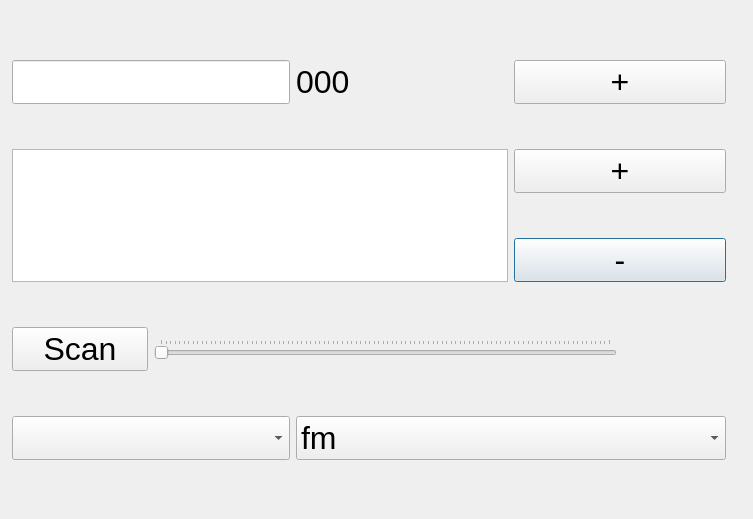
The window that third/justradio/dialog.ui (circinusX1/car_dasboard) describes before a commit, drawn with Qt 5.
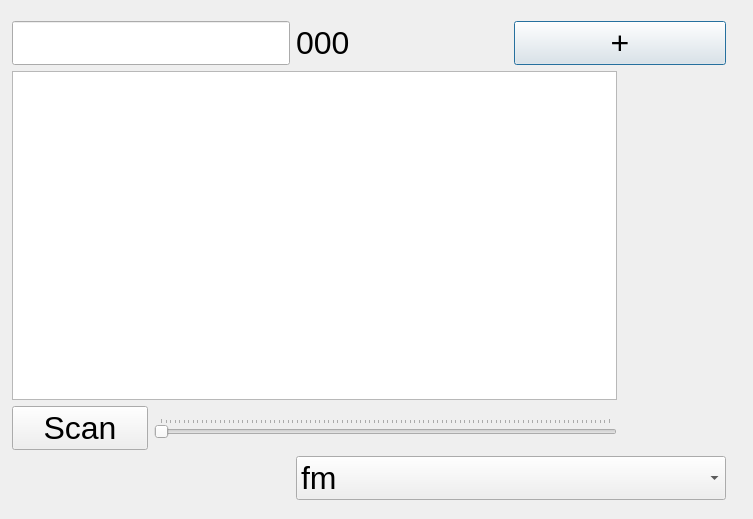
The same window after the commit.

Commit message: just radio FM

```diff
--- a/third/justradio/dialog.ui
+++ b/third/justradio/dialog.ui
@@ -35,13 +35,6 @@
       </property>
      </widget>
     </item>
-    <item row="2" column="4" colspan="2">
-     <widget class="QPushButton" name="pushButton_8">
-      <property name="text">
-       <string>-</string>
-      </property>
-     </widget>
-    </item>
     <item row="0" column="4" colspan="2">
      <widget class="QPushButton" name="pushButton_9">
       <property name="text">
@@ -49,13 +42,6 @@
       </property>
      </widget>
     </item>
-    <item row="1" column="4" colspan="2">
-     <widget class="QPushButton" name="pushButton_7">
-      <property name="text">
-       <string>+</string>
-      </property>
-     </widget>
-    </item>
     <item row="0" column="0" colspan="2">
      <widget class="QLineEdit" name="lineEdit"/>
     </item>
@@ -80,9 +66,6 @@
       </property>
      </widget>
     </item>
-    <item row="5" column="0" colspan="2">
-     <widget class="QComboBox" name="comboBox_2"/>
-    </item>
     <item row="5" column="2" colspan="4">
      <widget class="QComboBox" name="comboBox">
       <item>
@@ -119,7 +102,7 @@
       </property>
      </widget>
     </item>
-    <item row="1" column="0" rowspan="2" colspan="4">
+    <item row="1" column="0" rowspan="2" colspan="5">
      <widget class="QListWidget" name="listWidget"/>
     </item>
    </layout>
```
The commit also changes 2 other files.
